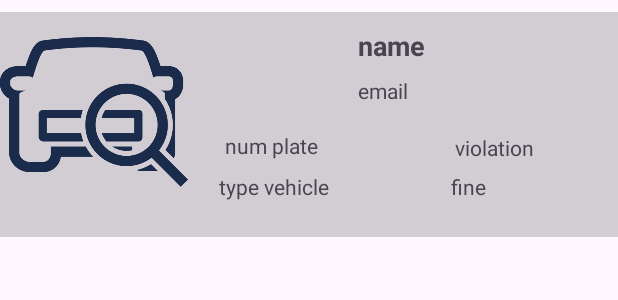
After one commit to Rathan-r-nayak/TraficApp, an Android app: the layout card_complaint_list.xml on its own in the app's theme, with its tools: preview values and no code run, on a phone screen of 412 x 824 dp. The commit adds this screen. Shown: the top 300 px of the screen. Run offline under Robolectric (Android 15) with nearby library versions, the light colour scheme and no system bars.

Commit message:
another activity created to list the challans

```diff
--- a/app/build.gradle
+++ b/app/build.gradle
@@ -31,12 +31,13 @@ android {
 
 dependencies {
 
+    implementation 'javax.mail:javax.mail-api:1.6.2'
     implementation 'androidx.appcompat:appcompat:1.6.1'
     implementation 'com.google.android.material:material:1.9.0'
     implementation 'androidx.constraintlayout:constraintlayout:2.1.4'
     implementation 'com.sun.mail:android-mail:1.6.2'
     implementation 'com.sun.mail:android-activation:1.6.2'
-    implementation 'com.google.firebase:firebase-auth-ktx:22.0.0'
+    implementation 'com.google.firebase:firebase-auth-ktx:22.1.1'
     implementation 'com.google.firebase:firebase-database-ktx:20.2.2'
     implementation 'com.google.firebase:firebase-storage:20.2.1'
     testImplementation 'junit:junit:4.13.2'
--- a/app/src/main/AndroidManifest.xml
+++ b/app/src/main/AndroidManifest.xml
@@ -8,6 +8,7 @@
 
     <uses-permission android:name="android.permission.CAMERA" />
     <uses-permission android:name="android.permission.INTERNET" />
+    <uses-permission android:name="android.permission.ACCESS_NETWORK_STATE" />
 
     <application
         android:allowBackup="true"
--- a/app/src/main/java/com/example/trafficapp/adapter/RecyclerViewAdapter.java
+++ /dev/null
@@ -1,4 +0,0 @@
-package com.example.trafficapp.adapter;
-
-public class RecyclerViewAdapter extends RecyclerView.Adapter<.ViewHolder>{
-}
--- a/app/src/main/java/com/example/trafficapp/complaint.java
+++ b/app/src/main/java/com/example/trafficapp/complaint.java
@@ -16,7 +16,7 @@ public class complaint {
         this.dlNo = dlNo;
         this.typeVehicle = typeVehicle;
         this.violation = violation;
-        Image = image;
+        this.Image = image;
         this.email = email;
         this.policeEmail = policeEmail;
         this.date = date;
--- a/app/src/main/res/layout/activity_list_police.xml
+++ b/app/src/main/res/layout/activity_list_police.xml
@@ -7,6 +7,7 @@
     tools:context=".ListPoliceActivity">
 
     <androidx.recyclerview.widget.RecyclerView
+        android:id="@+id/police_list_recycler"
         android:layout_width="409dp"
         android:layout_height="729dp"
         app:layout_constraintBottom_toBottomOf="parent"
--- /dev/null
+++ b/app/src/main/res/layout/card_complaint_list.xml
@@ -0,0 +1,101 @@
+<?xml version="1.0" encoding="utf-8"?>
+<RelativeLayout xmlns:android="http://schemas.android.com/apk/res/android"
+    xmlns:app="http://schemas.android.com/apk/res-auto"
+    xmlns:tools="http://schemas.android.com/tools"
+    android:layout_width="match_parent"
+    android:layout_height="wrap_content">
+
+    <androidx.constraintlayout.widget.ConstraintLayout
+        android:layout_width="match_parent"
+        android:layout_height="150dp"
+        android:layout_marginTop="8dp"
+        android:background="#2C000000">
+
+        <ImageView
+            android:id="@+id/img_challan"
+            android:layout_width="125dp"
+            android:layout_height="133dp"
+            app:srcCompat="@drawable/capture_image"
+            tools:layout_editor_absoluteX="16dp"
+            tools:layout_editor_absoluteY="8dp" />
+
+        <TextView
+            android:id="@+id/name_challan"
+            android:layout_width="wrap_content"
+            android:layout_height="wrap_content"
+            android:layout_marginStart="113dp"
+            android:layout_marginEnd="113dp"
+            android:layout_marginBottom="8dp"
+            android:text="name"
+            android:textAlignment="center"
+            android:textSize="18sp"
+            android:textStyle="bold"
+            app:layout_constraintBottom_toTopOf="@+id/email_challan"
+            app:layout_constraintEnd_toEndOf="parent"
+            app:layout_constraintHorizontal_bias="0.0"
+            app:layout_constraintStart_toEndOf="@+id/img_challan" />
+
+        <TextView
+            android:id="@+id/email_challan"
+            android:layout_width="wrap_content"
+            android:layout_height="wrap_content"
+            android:layout_marginStart="113dp"
+            android:layout_marginEnd="113dp"
+            android:layout_marginBottom="88dp"
+            android:text="email"
+            android:textAlignment="center"
+            app:layout_constraintBottom_toBottomOf="parent"
+            app:layout_constraintEnd_toEndOf="parent"
+            app:layout_constraintHorizontal_bias="0.0"
+            app:layout_constraintStart_toEndOf="@+id/img_challan" />
+
+        <TextView
+            android:id="@+id/num_plate"
+            android:layout_width="wrap_content"
+            android:layout_height="wrap_content"
+            android:layout_marginStart="11dp"
+            android:layout_marginTop="76dp"
+            android:text="num plate"
+            android:textAlignment="center"
+            app:layout_constraintBottom_toTopOf="@+id/type_vehicle_challan"
+            app:layout_constraintEnd_toStartOf="@+id/violation_challan"
+            app:layout_constraintHorizontal_bias="0.125"
+            app:layout_constraintStart_toEndOf="@+id/img_challan"
+            app:layout_constraintTop_toTopOf="parent"
+            app:layout_constraintVertical_bias="0.266" />
+
+        <TextView
+            android:id="@+id/type_vehicle_challan"
+            android:layout_width="wrap_content"
+            android:layout_height="wrap_content"
+            android:layout_marginStart="11dp"
+            android:layout_marginBottom="24dp"
+            android:text="type vehicle"
+            app:layout_constraintBottom_toBottomOf="parent"
+            app:layout_constraintEnd_toStartOf="@+id/fine_challan"
+            app:layout_constraintHorizontal_bias="0.104"
+            app:layout_constraintStart_toEndOf="@+id/img_challan" />
+
+        <TextView
+            android:id="@+id/fine_challan"
+            android:layout_width="wrap_content"
+            android:layout_height="wrap_content"
+            android:layout_marginEnd="88dp"
+            android:layout_marginBottom="24dp"
+            android:text="fine"
+            app:layout_constraintBottom_toBottomOf="parent"
+            app:layout_constraintEnd_toEndOf="parent" />
+
+        <TextView
+            android:id="@+id/violation_challan"
+            android:layout_width="wrap_content"
+            android:layout_height="wrap_content"
+            android:layout_marginTop="76dp"
+            android:layout_marginEnd="56dp"
+            android:text="violation"
+            app:layout_constraintBottom_toTopOf="@+id/fine_challan"
+            app:layout_constraintEnd_toEndOf="parent"
+            app:layout_constraintTop_toTopOf="parent"
+            app:layout_constraintVertical_bias="0.388" />
+    </androidx.constraintlayout.widget.ConstraintLayout>
+</RelativeLayout>
```
Also changed, not shown: app/src/main/java/com/example/trafficapp/ListChallanActivity.java (+44 -0 lines), app/src/main/java/com/example/trafficapp/ListPoliceActivity.java (+39 -9 lines), app/src/main/java/com/example/trafficapp/MakeChallanActivity.java (+34 -64 lines), app/src/main/java/com/example/trafficapp/RegisterUserActivity.java (+7 -5 lines), app/src/main/java/com/example/trafficapp/adapter/RecyclerViewAdapterComplaints.java (added, +79 -0 lines), app/src/main/java/com/example/trafficapp/adapter/RecyclerViewAdapterPolice.java (added, +61 -0 lines), app/src/main/java/com/example/trafficapp/police.java (+0 -8 lines), app/src/main/res/drawable/list_bg.xml (added, +11 -0 lines), app/src/main/res/layout/activity_list_challan.xml (+15 -5 lines), app/src/main/res/layout/card_police_list.xml (renamed from app/src/main/res/layout/card.xml, +17 -14 lines).
